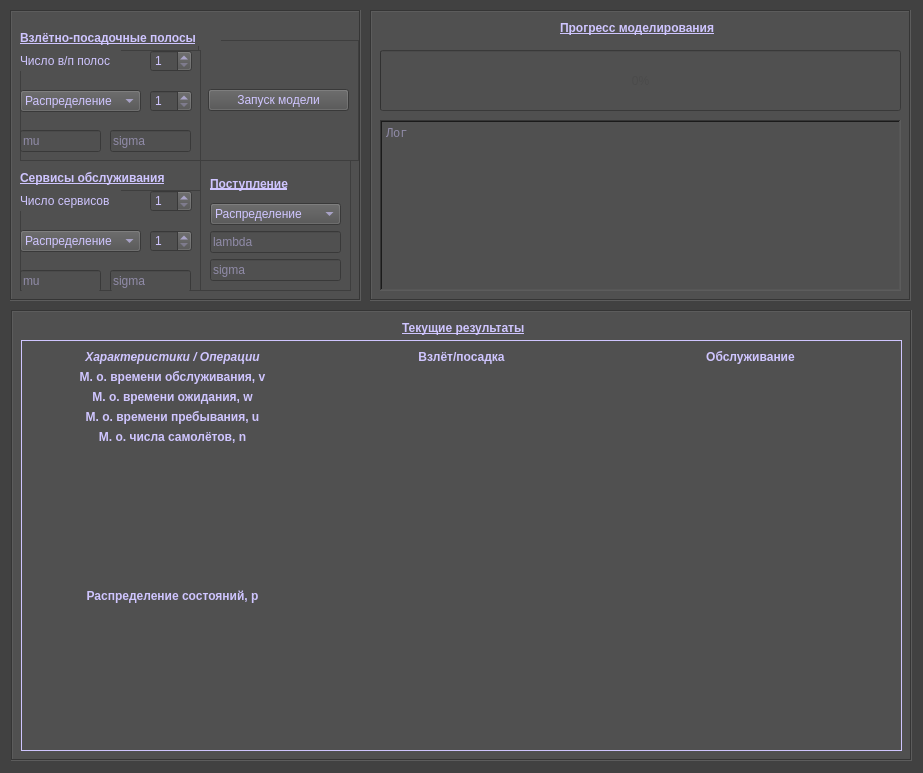
This is ver 3/cool_window.ui in Lynxtail/AirportSimModel as Qt 5 draws it before an edit. The edited form follows.
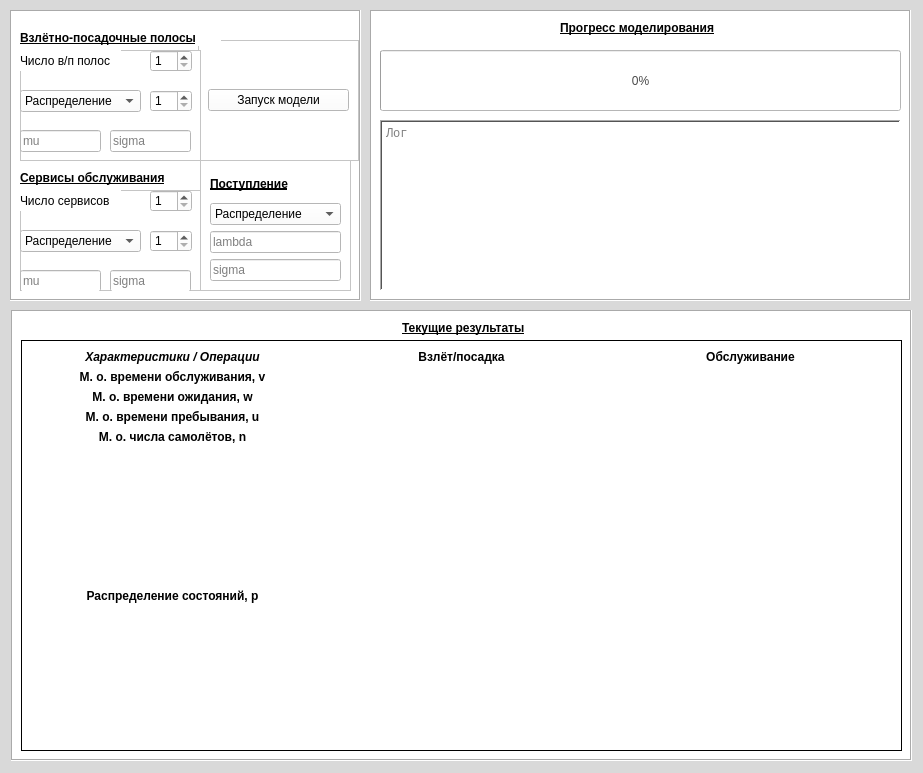
This is the edited form.

```diff
--- a/ver 3/cool_window.ui
+++ b/ver 3/cool_window.ui
@@ -36,9 +36,9 @@
     </size>
    </property>
    <property name="styleSheet">
-    <string notr="true">background-color: rgb(65, 65, 65);
-selection-color: rgb(195, 24, 24);
-color: rgb(207, 197, 255);</string>
+    <string notr="true">background-color: rgb(217, 217, 217);
+color: rgb(0, 0, 0);
+selection-color: rgb(195, 24, 24);</string>
    </property>
    <widget class="QFrame" name="frame">
     <property name="enabled">
@@ -65,7 +65,7 @@
      </size>
     </property>
     <property name="styleSheet">
-     <string notr="true">background-color: rgb(80, 80, 80);</string>
+     <string notr="true">background-color: rgb(255, 255, 255);</string>
     </property>
     <property name="frameShape">
      <enum>QFrame::Box</enum>
@@ -481,7 +481,7 @@
      </size>
     </property>
     <property name="styleSheet">
-     <string notr="true">background-color: rgb(80, 80, 80);</string>
+     <string notr="true">background-color: rgb(255, 255, 255);</string>
     </property>
     <property name="frameShape">
      <enum>QFrame::Box</enum>
@@ -623,7 +623,7 @@
      </size>
     </property>
     <property name="styleSheet">
-     <string notr="true">background-color: rgb(80, 80, 80);</string>
+     <string notr="true">background-color: rgb(255, 255, 255);</string>
     </property>
     <property name="frameShape">
      <enum>QFrame::Box</enum>
```
